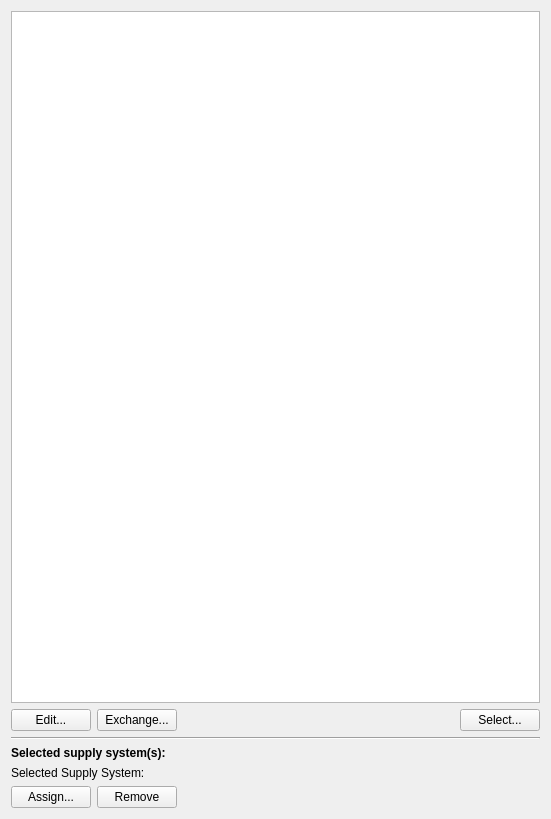
The window that SIM-VICUS/src/SVPropSupplySystemsWidget.ui (ghorwin/SIM-VICUS) describes before a commit, drawn with Qt 5.
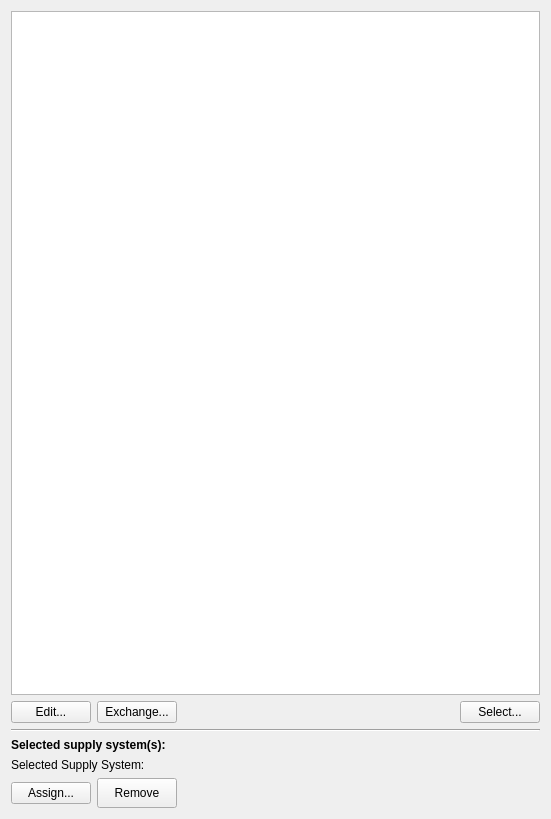
The same window after the commit.

Commit message: Updated supply systems with new icons

The edit to the form file:
```diff
--- a/SIM-VICUS/src/SVPropSupplySystemsWidget.ui
+++ b/SIM-VICUS/src/SVPropSupplySystemsWidget.ui
@@ -117,10 +117,22 @@
        <property name="text">
         <string>Assign...</string>
        </property>
+       <property name="iconSize">
+        <size>
+         <width>24</width>
+         <height>24</height>
+        </size>
+       </property>
       </widget>
      </item>
      <item>
       <widget class="QPushButton" name="pushButtonRemoveSupplySystem">
+       <property name="minimumSize">
+        <size>
+         <width>0</width>
+         <height>30</height>
+        </size>
+       </property>
        <property name="text">
         <string>Remove</string>
        </property>
```
The commit also changes 1 other file.
